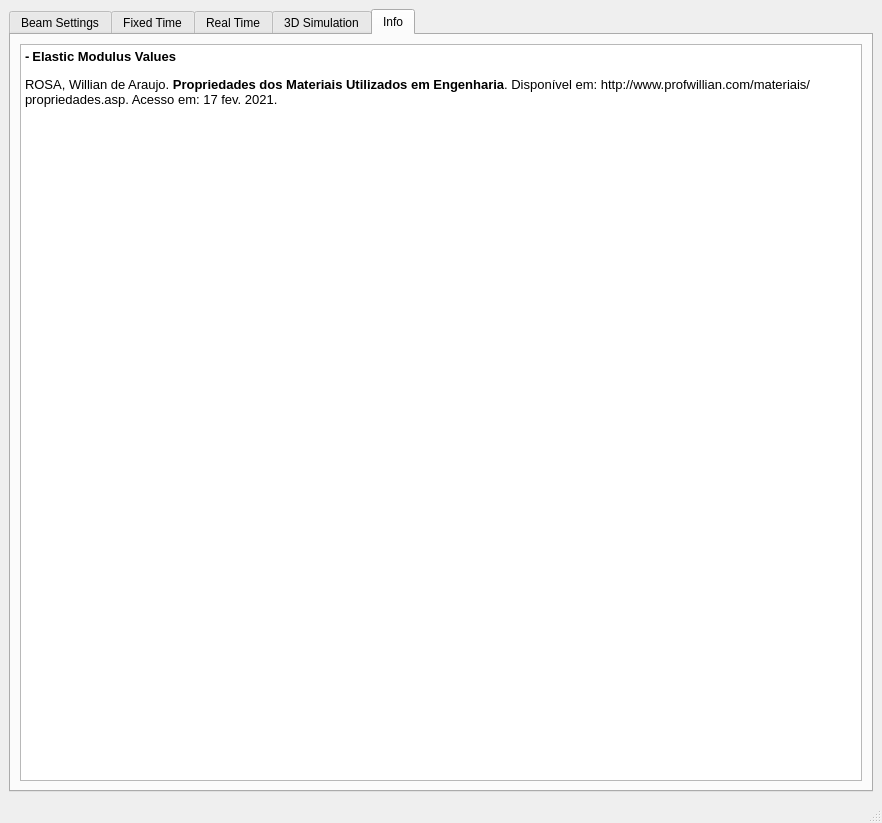
Above: forms/mainWindow2.ui from nicolecitadin/ActiveControl_Prog before the change. Below: the same form after it.
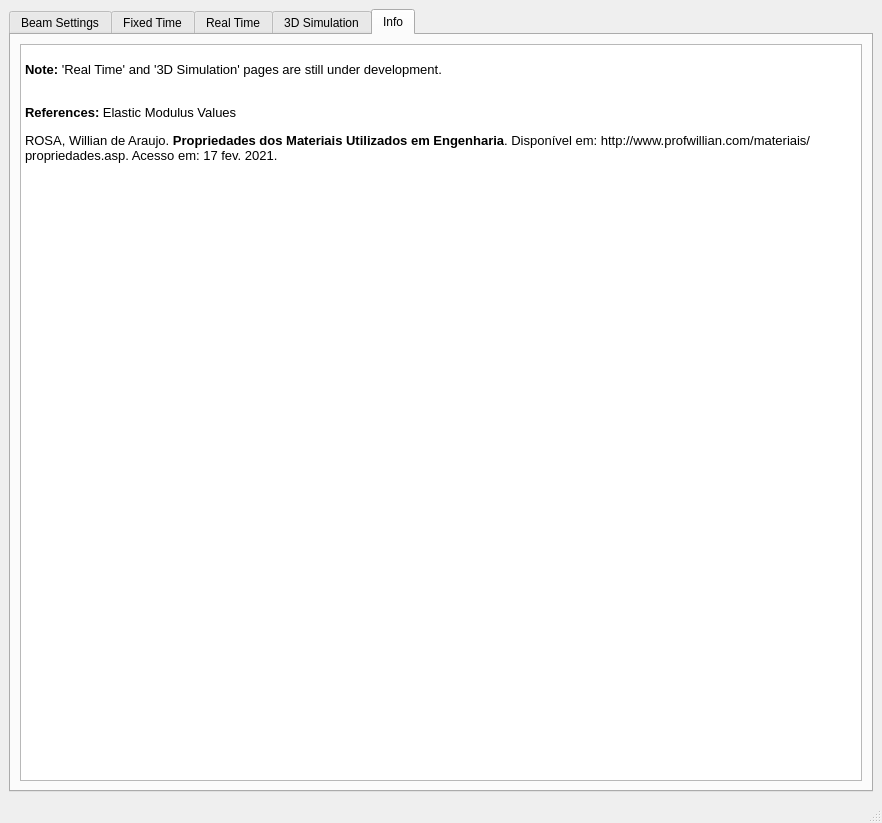
That is the form after the change. The open tabs and pages were chosen to show the change.

```diff
--- a/forms/mainWindow2.ui
+++ b/forms/mainWindow2.ui
@@ -1223,9 +1223,17 @@
 &lt;html&gt;&lt;head&gt;&lt;meta name=&quot;qrichtext&quot; content=&quot;1&quot; /&gt;&lt;style type=&quot;text/css&quot;&gt;
 p, li { white-space: pre-wrap; }
 &lt;/style&gt;&lt;/head&gt;&lt;body style=&quot; font-family:'MS Shell Dlg 2'; font-size:8pt; font-weight:400; font-style:normal;&quot;&gt;
-&lt;p style=&quot; margin-top:0px; margin-bottom:0px; margin-left:0px; margin-right:0px; -qt-block-indent:0; text-indent:0px;&quot;&gt;&lt;span style=&quot; font-size:10pt; font-weight:600;&quot;&gt;-&lt;/span&gt; &lt;span style=&quot; font-size:10pt; font-weight:600;&quot;&gt;Elastic Modulus Values&lt;/span&gt;&lt;/p&gt;
 &lt;p style=&quot;-qt-paragraph-type:empty; margin-top:0px; margin-bottom:0px; margin-left:0px; margin-right:0px; -qt-block-indent:0; text-indent:0px;&quot;&gt;&lt;br /&gt;&lt;/p&gt;
-&lt;p style=&quot; margin-top:0px; margin-bottom:0px; margin-left:0px; margin-right:0px; -qt-block-indent:0; text-indent:0px;&quot;&gt;&lt;span style=&quot; font-size:10pt;&quot;&gt;ROSA, Willian de Araujo. &lt;/span&gt;&lt;span style=&quot; font-size:10pt; font-weight:600;&quot;&gt;Propriedades dos Materiais Utilizados em Engenharia&lt;/span&gt;&lt;span style=&quot; font-size:10pt;&quot;&gt;. Disponível em: http://www.profwillian.com/materiais/propriedades.asp. Acesso em: 17 fev. 2021.&lt;/span&gt;&lt;/p&gt;&lt;/body&gt;&lt;/html&gt;</string>
+&lt;p style=&quot; margin-top:0px; margin-bottom:0px; margin-left:0px; margin-right:0px; -qt-block-indent:0; text-indent:0px;&quot;&gt;&lt;span style=&quot; font-size:10pt; font-weight:600;&quot;&gt;Note:&lt;/span&gt;&lt;span style=&quot; font-size:10pt;&quot;&gt; 'Real Time' and '3D Simulation' pages are still under development.&lt;/span&gt;&lt;/p&gt;
+&lt;p style=&quot;-qt-paragraph-type:empty; margin-top:0px; margin-bottom:0px; margin-left:0px; margin-right:0px; -qt-block-indent:0; text-indent:0px; font-size:10pt; font-weight:600;&quot;&gt;&lt;br /&gt;&lt;/p&gt;
+&lt;p style=&quot;-qt-paragraph-type:empty; margin-top:0px; margin-bottom:0px; margin-left:0px; margin-right:0px; -qt-block-indent:0; text-indent:0px;&quot;&gt;&lt;br /&gt;&lt;/p&gt;
+&lt;p style=&quot; margin-top:0px; margin-bottom:0px; margin-left:0px; margin-right:0px; -qt-block-indent:0; text-indent:0px;&quot;&gt;&lt;span style=&quot; font-size:10pt; font-weight:600;&quot;&gt;References: &lt;/span&gt;&lt;span style=&quot; font-size:10pt;&quot;&gt;Elastic Modulus Values&lt;/span&gt;&lt;/p&gt;
+&lt;p style=&quot;-qt-paragraph-type:empty; margin-top:0px; margin-bottom:0px; margin-left:0px; margin-right:0px; -qt-block-indent:0; text-indent:0px;&quot;&gt;&lt;br /&gt;&lt;/p&gt;
+&lt;p style=&quot; margin-top:0px; margin-bottom:0px; margin-left:0px; margin-right:0px; -qt-block-indent:0; text-indent:0px;&quot;&gt;&lt;span style=&quot; font-size:10pt;&quot;&gt;ROSA, Willian de Araujo. &lt;/span&gt;&lt;span style=&quot; font-size:10pt; font-weight:600;&quot;&gt;Propriedades dos Materiais Utilizados em Engenharia&lt;/span&gt;&lt;span style=&quot; font-size:10pt;&quot;&gt;. Disponível em: http://www.profwillian.com/materiais/propriedades.asp. Acesso em: 17 fev. 2021.&lt;/span&gt;&lt;/p&gt;
+&lt;p style=&quot;-qt-paragraph-type:empty; margin-top:0px; margin-bottom:0px; margin-left:0px; margin-right:0px; -qt-block-indent:0; text-indent:0px; font-size:10pt;&quot;&gt;&lt;br /&gt;&lt;/p&gt;
+&lt;p style=&quot;-qt-paragraph-type:empty; margin-top:0px; margin-bottom:0px; margin-left:0px; margin-right:0px; -qt-block-indent:0; text-indent:0px; font-size:10pt;&quot;&gt;&lt;br /&gt;&lt;/p&gt;
+&lt;p style=&quot;-qt-paragraph-type:empty; margin-top:0px; margin-bottom:0px; margin-left:0px; margin-right:0px; -qt-block-indent:0; text-indent:0px; font-size:10pt;&quot;&gt;&lt;br /&gt;&lt;/p&gt;
+&lt;p style=&quot;-qt-paragraph-type:empty; margin-top:0px; margin-bottom:0px; margin-left:0px; margin-right:0px; -qt-block-indent:0; text-indent:0px; font-size:10pt;&quot;&gt;&lt;br /&gt;&lt;/p&gt;&lt;/body&gt;&lt;/html&gt;</string>
           </property>
          </widget>
         </item>
```
